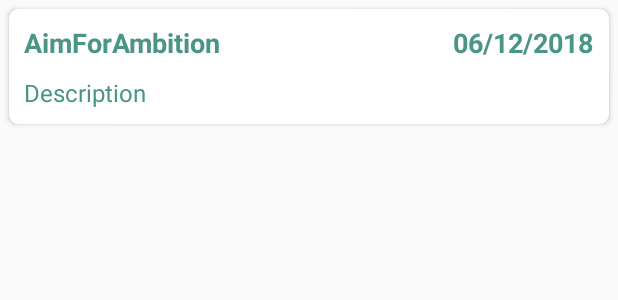
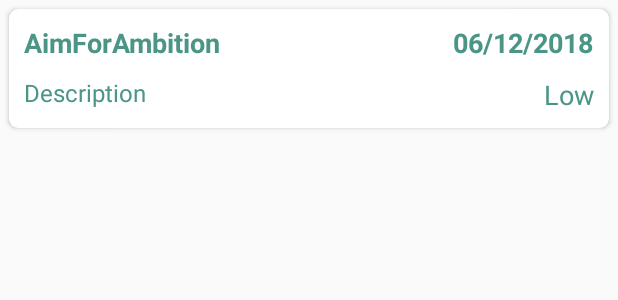
Before and after one commit to matthewstulz/AimForAmbition, an Android app: the layout card_goal.xml on its own in the app's theme, with its tools: preview values and no code run, on a phone screen of 412 x 824 dp. Shown: the top 300 px of the screen. Run offline under Robolectric (Android 15) with nearby library versions, the phone set to English and light mode, and no system bars.

Commit message:
Implemented priority to SQLite and is being displayed in recycler view

```diff
--- a/app/src/main/java/com/github/stulzm2/aimforambition/adapter/GoalAdapter.kt
+++ b/app/src/main/java/com/github/stulzm2/aimforambition/adapter/GoalAdapter.kt
@@ -32,6 +32,7 @@ class GoalAdapter(goalList: List<Goal>, private var context: Context) : Recycler
         holder.title.text = goals.title
         holder.description.text = goals.description
         holder.date.text = goals.date
+        holder.priority.text = goals.priority
 
         holder.itemView.setOnClickListener {
             val i = Intent(context, GoalActivity::class.java)
@@ -50,5 +51,6 @@ class GoalAdapter(goalList: List<Goal>, private var context: Context) : Recycler
         var title: TextView = view.findViewById(R.id.card_goal_text) as TextView
         var description: TextView = view.findViewById(R.id.card_goal_description) as TextView
         var date: TextView = view.findViewById(R.id.card_goal_deadline) as TextView
+        var priority: TextView = view.findViewById(R.id.card_goal_priority) as TextView
     }
 }
--- a/app/src/main/java/com/github/stulzm2/aimforambition/models/Goal.kt
+++ b/app/src/main/java/com/github/stulzm2/aimforambition/models/Goal.kt
@@ -9,4 +9,5 @@ class Goal {
     var title: String = ""
     var description: String = ""
     var date: String = ""
+    var priority: String = ""
 }
--- a/app/src/main/res/layout/activity_goal.xml
+++ b/app/src/main/res/layout/activity_goal.xml
@@ -8,6 +8,11 @@
     android:background="@color/colorPrimary"
     android:id="@+id/coordinatorLayout"
     tools:context="com.github.stulzm2.aimforambition.goals.GoalActivity">
+
+    <ScrollView
+        android:layout_width="match_parent"
+        android:layout_height="match_parent"
+        android:fillViewport="true">
 
         <LinearLayout
             android:layout_width="match_parent"
@@ -140,4 +145,5 @@
 
             </LinearLayout>
         </LinearLayout>
+    </ScrollView>
 </android.support.design.widget.CoordinatorLayout>
--- a/app/src/main/res/layout/card_goal.xml
+++ b/app/src/main/res/layout/card_goal.xml
@@ -55,7 +55,17 @@
             android:layout_below="@+id/card_goal_text"
             android:text="@string/description" />
 
+        <TextView
+            android:id="@+id/card_goal_priority"
+            android:layout_marginBottom="10dp"
+            android:textSize="18sp"
+            android:layout_width="match_parent"
+            android:layout_height="wrap_content"
+            android:layout_marginStart="10dp"
+            android:layout_marginEnd="10dp"
+            android:layout_below="@id/card_goal_deadline"
+            android:gravity="end"
+            android:text="@string/priority" />
+
     </RelativeLayout>
-
-
 </android.support.v7.widget.CardView>
--- a/app/src/main/res/values/strings.xml
+++ b/app/src/main/res/values/strings.xml
@@ -14,8 +14,10 @@
     <string name="enter_description">Enter description</string>
     <string name="description">Description</string>
     <string name="date">06/12/2018</string>
+    <string name="priority">Low</string>
     <string name="no_goals">No goals were found</string>
     <string name="goal_priority">Change priority</string>
     <string name="choose_priority">CHOOSE PRIORITY</string>
+    <string name="low">Low</string>
 
 </resources>
```
Also changed, not shown: app/src/main/java/com/github/stulzm2/aimforambition/database/DatabaseHandler.kt (+14 -9 lines), app/src/main/java/com/github/stulzm2/aimforambition/goals/GoalActivity.kt (+5 -3 lines), app/src/main/res/drawable/ic_priority_high_24px.xml (added, +12 -0 lines). Lines whose indentation alone changed are shown as unchanged.
